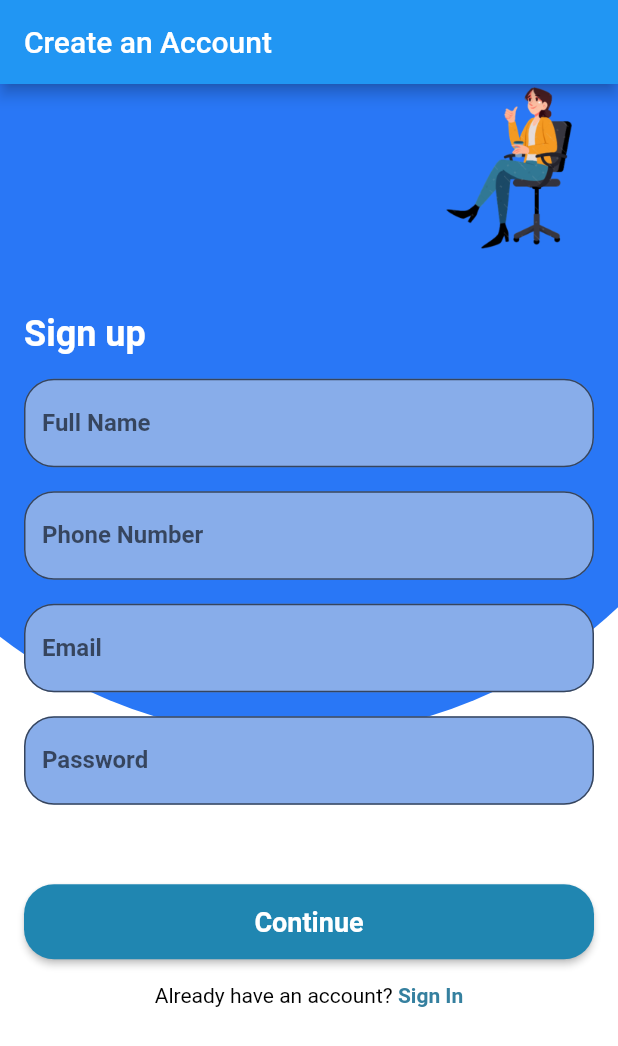
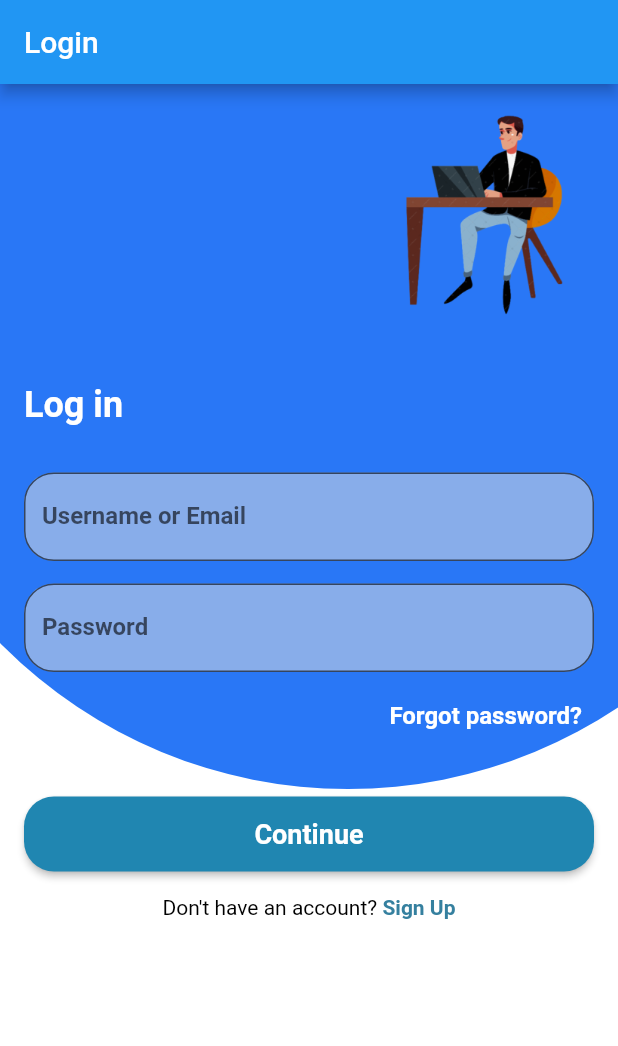
Before and after one commit to Namratasharma2002/Group932ASem3, a Flutter app: the screen it shows after launch, on a phone screen of 412 x 824 dp. Shown: the top 1046 px of the screen. Run offline on Flutter 3.47's test engine with Material 2 defaults, Android fonts, the phone set to English and light mode, and no system bars; our stand-ins replace cloud_firestore, firebase_auth, firebase_core; accounts and stored records are empty; Roboto replaces fonts that are missing (Rubik).

```diff
--- a/lib/model/user_model.dart
+++ b/lib/model/user_model.dart
@@ -1,7 +1,41 @@
+// To parse this JSON data, do
+//
+//     final userModel = userModelFromJson(jsonString);
+
+import 'dart:convert';
+
+import 'package:cloud_firestore/cloud_firestore.dart';
+
+UserModel userModelFromJson(String str) => UserModel.fromJson(json.decode(str));
+
+String userModelToJson(UserModel data) => json.encode(data.toJson());
+
 class UserModel {
-  final String username;
-  final String email;
-  final String password;
+  String? username;
+  String? email;
+  String? password;
 
-  UserModel({required this.username, required this.email, required this.password});
+  UserModel({
+    this.username,
+    this.email,
+    this.password,
+  });
+
+  factory UserModel.fromJson(Map<String, dynamic> json) => UserModel(
+    username: json["username"],
+    email: json["email"],
+    password: json["password"],
+  );
+
+  Map<String, dynamic> toJson() => {
+    "username": username,
+    "email": email,
+    "password": password,
+  };
+  factory UserModel.fromFirebaseSnapshot(DocumentSnapshot doc){
+    final data= doc.data() as Map<String,dynamic>;
+    data["id"]=doc.id;
+    return UserModel.fromJson(data);
+  }
+
 }
--- /dev/null
+++ b/lib/view/Login.dart
@@ -0,0 +1,181 @@
+import 'package:ez_text/view/registration_page.dart';
+import 'package:flutter/cupertino.dart';
+import 'package:flutter/gestures.dart';
+import 'package:flutter/material.dart';
+import 'package:provider/provider.dart';
+
+import 'HomeScreen.dart';
+
+class Login extends StatefulWidget {
+  const Login({Key? key}) : super(key: key);
+
+  @override
+  State<Login> createState() => _LoginState();
+}
+
+class _LoginState extends State<Login> {
+  @override
+  Widget build(BuildContext context) {
+    return Scaffold(
+      appBar: AppBar(
+        title: Text('Login'),
+      ),
+      body: Stack(
+        children: [
+          Container(
+            height: double.infinity,
+            width: double.infinity,
+            color: Colors.white,
+          ),
+          Positioned(
+            top: -200,
+            right: -145,
+            child: Container(
+              height: 690,
+              width: 650,
+              decoration: BoxDecoration(
+                shape: BoxShape.circle,
+                color: Color(0xFF2977F6),
+              ),
+            ),
+          ),
+          Positioned(
+            top: MediaQuery.of(context).padding.top + 5,
+            right: 20,
+            child: Image.asset(
+              'assets/images/Login.png',
+              height: 150,
+              width: 150,
+            ),
+          ),
+          Center(
+            child: Padding(
+              padding: const EdgeInsets.symmetric(horizontal: 16.0),
+              child: Column(
+                mainAxisAlignment: MainAxisAlignment.start,
+                crossAxisAlignment: CrossAxisAlignment.start,
+                children: [
+                  Padding(
+                    padding: const EdgeInsets.only(top: 200.0, bottom: 16.0),
+                    child: Text(
+                      'Log in',
+                      style: TextStyle(
+                        fontSize: 24,
+                        fontFamily: 'Rubik',
+                        fontWeight: FontWeight.bold,
+                        color: Colors.white,
+                      ),
+                    ),
+                  ),
+                  SizedBox(height: 15),
+                  TextFormField(
+                    style: TextStyle(
+                      color: Colors.white,
+                      fontFamily: 'Rubik',
+                      fontWeight: FontWeight.bold,
+                    ),
+                    decoration: InputDecoration(
+                      labelText: 'Username or Email',
+                      filled: true,
+                      fillColor: Color(0xFF88ADEA),
+                      border: OutlineInputBorder(
+                        borderRadius: BorderRadius.circular(20),
+                      ),
+                    ),
+                  ),
+                  SizedBox(height: 15),
+                  TextFormField(
+                    style: TextStyle(
+                      color: Colors.white,
+                      fontFamily: 'Rubik',
+                      fontWeight: FontWeight.bold,
+                    ),
+                    decoration: InputDecoration(
+                      labelText: 'Password',
+                      filled: true,
+                      fillColor: Color(0xFF88ADEA),
+                      border: OutlineInputBorder(
+                        borderRadius: BorderRadius.circular(20),
+                      ),
+                    ),
+                  ),
+                  SizedBox(height: 5), // Reduced the gap here
+                  Align(
+                    alignment: Alignment.bottomRight,
+                    child: TextButton(
+                      onPressed: () {
+                        // Add your forgot password action here
+                      },
+                      child: Text(
+                        'Forgot password?',
+                        style: TextStyle(
+                          fontSize: 16,
+                          fontFamily: 'Rubik',
+                          fontWeight: FontWeight.bold,
+                          color: Colors.white,
+                        ),
+                      ),
+                    ),
+                  ),
+                  SizedBox(height: 30),
+                  ElevatedButton(
+                    onPressed: () {
+                      Navigator.pushReplacement(
+                        context,
+                        MaterialPageRoute(builder: (_) => HomeScreen()),
+                      );
+                    },
+                    style: ElevatedButton.styleFrom(
+                      primary: Color(0xFF2086B1),
+                      shape: RoundedRectangleBorder(
+                        borderRadius: BorderRadius.circular(20),
+                      ),
+                      minimumSize: Size(double.infinity, 50),
+                    ),
+                    child: Text(
+                      'Continue',
+                      style: TextStyle(
+                        fontSize: 18,
+                        fontFamily: 'Rubik',
+                        fontWeight: FontWeight.bold,
+                        color: Colors.white,
+                      ),
+                    ),
+                  ),
+                  SizedBox(height: 16),
+                  Container(
+                    alignment: Alignment.center,
+                    child: RichText(
+                      text: TextSpan(
+                        text: 'Don\'t have an account? ',
+                        style: TextStyle(
+                          color: Colors.black,
+                          fontFamily: 'Rubik',
+                          fontWeight: FontWeight.normal,
+                        ),
+                        children: [
+                          TextSpan(
+                            text: 'Sign Up',
+                            style: TextStyle(
+                              color: Color(0xFF35809F),
+                              fontFamily: 'Rubik',
+                              fontWeight: FontWeight.bold,
+                            ),
+                            recognizer: TapGestureRecognizer()
+                              ..onTap = () {
+                                Navigator.pushReplacement(context, MaterialPageRoute(builder: (_) => RegistrationPage()));
+                              },
+                          ),
+                        ],
+                      ),
+                    ),
+                  ),
+                ],
+              ),
+            ),
+          ),
+        ],
+      ),
+    );
+  }
+}
--- a/lib/view/main.dart
+++ b/lib/view/main.dart
@@ -1,9 +1,14 @@
+import 'package:ez_text/view/FirstPage.dart';
+import 'package:ez_text/view/Login.dart';
 import 'package:ez_text/view/registration_page.dart';
 import 'package:flutter/material.dart';
+import 'package:flutter/services.dart';
 import 'package:provider/provider.dart';
 import 'package:firebase_core/firebase_core.dart';
 import 'package:ez_text/firebase_options.dart';
 import '../view_model/registration_viewmodel.dart';
+import 'HomeScreen.dart';
+
 
 // void main() {
 //   runApp(const MyApp());
@@ -11,6 +16,8 @@ import '../view_model/registration_viewmodel.dart';
 
 void main() async {
   WidgetsFlutterBinding.ensureInitialized();
+  // SystemChrome.setEnabledSystemUIMode(SystemUiMode.immersiveSticky);
+  SystemChrome.setPreferredOrientations([DeviceOrientation.portraitUp,DeviceOrientation.portraitDown]);
   await Firebase.initializeApp(
     options: DefaultFirebaseOptions.currentPlatform,
   );
@@ -44,7 +51,7 @@ class MyApp extends StatelessWidget {
         primarySwatch: Colors.blue,
       ),
       // home: const MyHomePage(title: 'Flutter Demo Home Page'),
-      home:RegistrationPage(),
+      home:Login(),
     );
   }
 }
--- a/lib/view/registration_page.dart
+++ b/lib/view/registration_page.dart
@@ -1,4 +1,7 @@
+import 'package:ez_text/model/user_model.dart';
 import 'package:ez_text/repositories/registrationRepo.dart';
+import 'package:ez_text/view/HomeScreen.dart';
+import 'package:ez_text/view/Login.dart';
 import 'package:firebase_auth/firebase_auth.dart';
 import 'package:flutter/gestures.dart';
 import 'package:flutter/material.dart';
@@ -12,14 +15,13 @@ class RegistrationPage extends StatelessWidget {
 
 
   void saveData(){
-    Map<String, dynamic> data= {
-      "name": nameController.text,
-      "phone": numberController.text,
-      "email": emailController.text,
-      "password": passwordController.text,
- };
+    final data= UserModel(
+      username: nameController.text,
+      email: emailController.text,
+      password: passwordController.text,
+    );
  registrationRepo rr = registrationRepo();
- rr.createProduct(data);
+ rr.addInfo(data);
   }
   TextEditingController nameController =  TextEditingController();
   TextEditingController numberController =  TextEditingController();
@@ -156,14 +158,10 @@ class RegistrationPage extends StatelessWidget {
                   SizedBox(height: 53),
                   ElevatedButton(
                     onPressed: () {
-                      // final viewModel = context.read<RegistrationViewModel>();
-                      // if (viewModel.validateFields()) {
-                      //   viewModel.registerUser();
-                      // } else {
-                      //   // Show an error message or handle validation errors
-                      // }
+
                       register();
                       saveData();
+                      Navigator.pushReplacement(context, MaterialPageRoute(builder: (_) => Login()));
 
 
                     },
@@ -213,7 +211,7 @@ class RegistrationPage extends StatelessWidget {
                             ),
                             recognizer: TapGestureRecognizer()
                               ..onTap = () {
-                                // Handle sign in link tapped
+                                Navigator.pushReplacement(context, MaterialPageRoute(builder: (_) => Login()));
                               },
                           ),
                         ],
--- a/pubspec.yaml
+++ b/pubspec.yaml
@@ -71,6 +71,7 @@ flutter:
   uses-material-design: true
   assets:
     - assets/images/SignUp.png
+    - assets/images/Login.png
 
 
   # To add assets to your application, add an assets section, like this:
```
Also changed, not shown: lib/repositories/registrationRepo.dart (+34 -3 lines), lib/view/FirstPage.dart (added, +127 -0 lines), lib/view/HomeScreen.dart (added, +112 -0 lines), assets/images/Login.png (added), assets/images/message.png (added), 2 other files.
